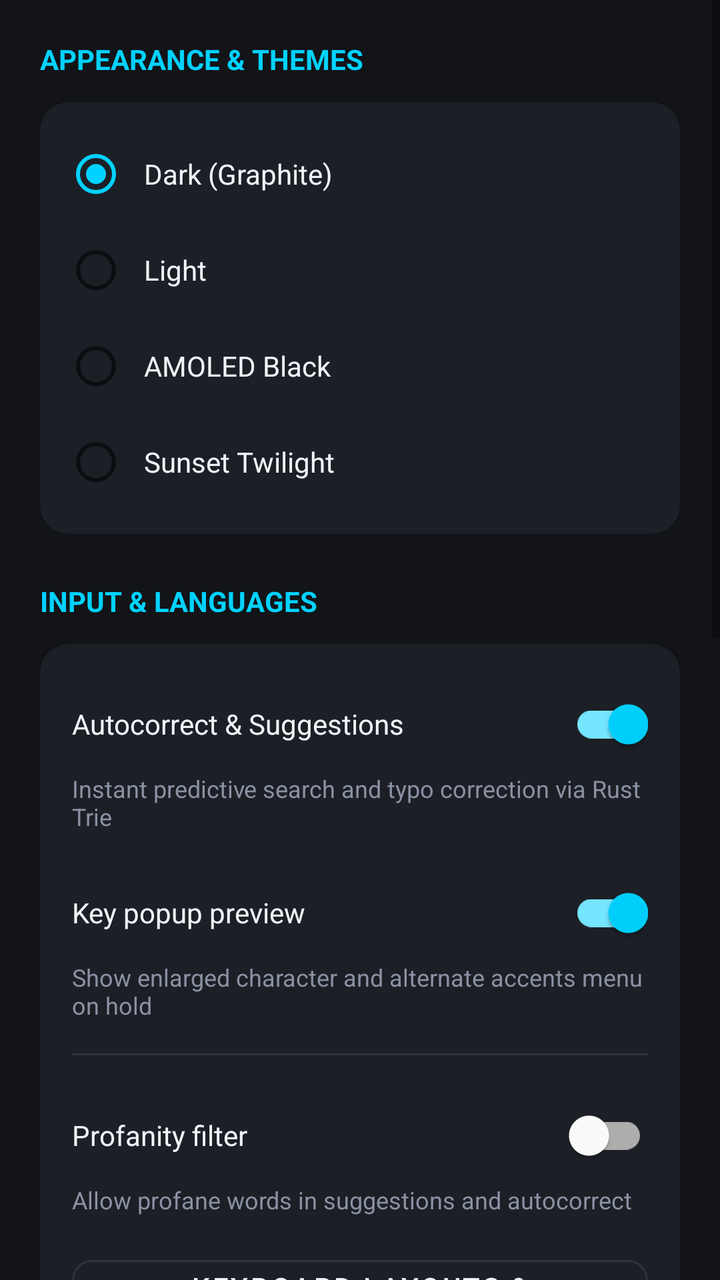
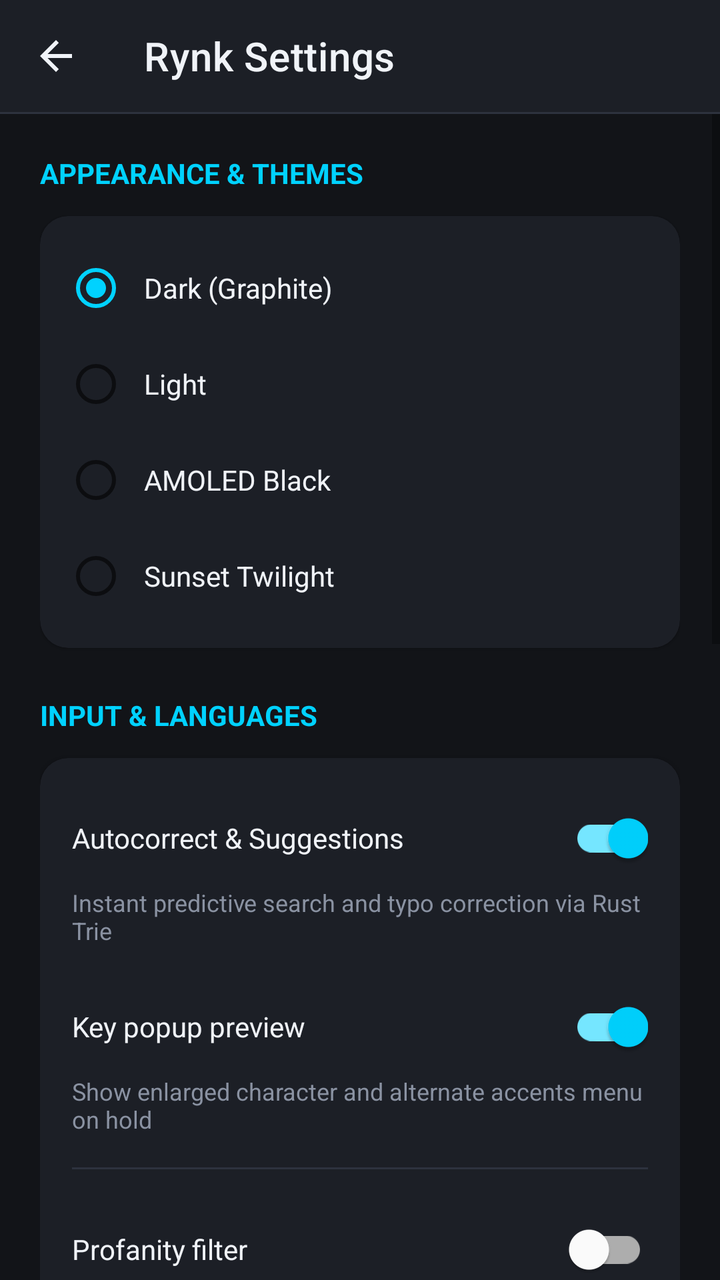

Compare the two renders of this Android layout. The source of the first and the diff that turns it into the second are given below.
<!-- AndroidManifest.xml: activity theme Theme.Rynk -->
<!-- res/layout/activity_settings.xml -->
<?xml version="1.0" encoding="utf-8"?>
<ScrollView xmlns:android="http://schemas.android.com/apk/res/android"
    xmlns:app="http://schemas.android.com/apk/res-auto"
    android:layout_width="match_parent"
    android:layout_height="match_parent"
    android:background="@color/rynk_bg_dark"
    android:fillViewport="true">

    <LinearLayout
        android:layout_width="match_parent"
        android:layout_height="wrap_content"
        android:orientation="vertical"
        android:padding="20dp">

        
        <TextView
            android:layout_width="wrap_content"
            android:layout_height="wrap_content"
            android:text="@string/pref_category_appearance"
            android:textColor="@color/rynk_primary"
            android:textSize="14sp"
            android:textStyle="bold"
            android:textAllCaps="true"
            android:layout_marginBottom="12dp" />

        <com.google.android.material.card.MaterialCardView
            android:layout_width="match_parent"
            android:layout_height="wrap_content"
            android:layout_marginBottom="24dp"
            app:cardBackgroundColor="@color/rynk_card_dark"
            app:cardCornerRadius="14dp">

            <RadioGroup
                android:id="@+id/rgThemes"
                android:layout_width="match_parent"
                android:layout_height="wrap_content"
                android:padding="12dp">

                <RadioButton
                    android:id="@+id/rbDark"
                    android:layout_width="match_parent"
                    android:layout_height="wrap_content"
                    android:text="@string/theme_dark"
                    android:textColor="@color/rynk_text_white"
                    android:checked="true"
                    android:padding="8dp" />

                <RadioButton
                    android:id="@+id/rbLight"
                    android:layout_width="match_parent"
                    android:layout_height="wrap_content"
                    android:text="@string/theme_light"
                    android:textColor="@color/rynk_text_white"
                    android:padding="8dp" />

                <RadioButton
                    android:id="@+id/rbAmoled"
                    android:layout_width="match_parent"
                    android:layout_height="wrap_content"
                    android:text="@string/theme_amoled"
                    android:textColor="@color/rynk_text_white"
                    android:padding="8dp" />

                <RadioButton
                    android:id="@+id/rbSunset"
                    android:layout_width="match_parent"
                    android:layout_height="wrap_content"
                    android:text="@string/theme_sunset"
                    android:textColor="@color/rynk_text_white"
                    android:padding="8dp" />
            </RadioGroup>
        </com.google.android.material.card.MaterialCardView>

        
        <TextView
            android:layout_width="wrap_content"
            android:layout_height="wrap_content"
            android:text="@string/pref_category_input"
            android:textColor="@color/rynk_primary"
            android:textSize="14sp"
            android:textStyle="bold"
            android:textAllCaps="true"
            android:layout_marginBottom="12dp" />

        <com.google.android.material.card.MaterialCardView
            android:layout_width="match_parent"
            android:layout_height="wrap_content"
            android:layout_marginBottom="24dp"
            app:cardBackgroundColor="@color/rynk_card_dark"
            app:cardCornerRadius="14dp">

            <LinearLayout
                android:layout_width="match_parent"
                android:layout_height="wrap_content"
                android:orientation="vertical"
                android:padding="16dp">

                <com.google.android.material.switchmaterial.SwitchMaterial
                    android:id="@+id/switchAutocorrect"
                    android:layout_width="match_parent"
                    android:layout_height="wrap_content"
                    android:text="@string/pref_autocorrect"
                    android:textColor="@color/rynk_text_white"
                    android:checked="true" />

                <TextView
                    android:layout_width="wrap_content"
                    android:layout_height="wrap_content"
                    android:text="@string/pref_autocorrect_desc"
                    android:textColor="@color/rynk_text_muted"
                    android:textSize="12sp"
                    android:layout_marginBottom="16dp" />

                <com.google.android.material.switchmaterial.SwitchMaterial
                    android:id="@+id/switchPopup"
                    android:layout_width="match_parent"
                    android:layout_height="wrap_content"
                    android:text="@string/pref_popup"
                    android:textColor="@color/rynk_text_white"
                    android:checked="true" />

                <TextView
                    android:layout_width="wrap_content"
                    android:layout_height="wrap_content"
                    android:text="@string/pref_popup_desc"
                    android:textColor="@color/rynk_text_muted"
                    android:textSize="12sp"
                    android:layout_marginBottom="16dp" />

                <View
                    android:layout_width="match_parent"
                    android:layout_height="1dp"
                    android:background="@color/rynk_card_stroke"
                    android:layout_marginBottom="16dp" />

                <com.google.android.material.switchmaterial.SwitchMaterial
                    android:id="@+id/switchProfanity"
                    android:layout_width="match_parent"
                    android:layout_height="wrap_content"
                    android:text="@string/pref_profanity"
                    android:textColor="@color/rynk_text_white"
                    android:checked="false" />

                <TextView
                    android:layout_width="wrap_content"
                    android:layout_height="wrap_content"
                    android:text="@string/pref_profanity_desc"
                    android:textColor="@color/rynk_text_muted"
                    android:textSize="12sp"
                    android:layout_marginBottom="16dp" />

                <com.google.android.material.button.MaterialButton
                    android:id="@+id/btnKeyboardLanguages"
                    android:layout_width="match_parent"
                    android:layout_height="wrap_content"
                    android:text="@string/btn_languages"
                    android:textColor="@color/rynk_text_white"
                    style="@style/Widget.MaterialComponents.Button.OutlinedButton"
                    app:strokeColor="@color/rynk_card_stroke"
                    app:cornerRadius="10dp" />
            </LinearLayout>
        </com.google.android.material.card.MaterialCardView>

        
        <TextView
            android:layout_width="wrap_content"
            android:layout_height="wrap_content"
            android:text="@string/pref_category_dictionary"
            android:textColor="@color/rynk_primary"
            android:textSize="14sp"
            android:textStyle="bold"
            android:textAllCaps="true"
            android:layout_marginBottom="12dp" />

        <com.google.android.material.card.MaterialCardView
            android:layout_width="match_parent"
            android:layout_height="wrap_content"
            android:layout_marginBottom="24dp"
            app:cardBackgroundColor="@color/rynk_card_dark"
            app:cardCornerRadius="14dp">

            <LinearLayout
                android:layout_width="match_parent"
                android:layout_height="wrap_content"
                android:orientation="vertical"
                android:padding="16dp">

                <TextView
                    android:layout_width="wrap_content"
                    android:layout_height="wrap_content"
                    android:text="@string/pref_user_dict_title"
                    android:textColor="@color/rynk_text_white"
                    android:textSize="16sp"
                    android:textStyle="bold" />

                <TextView
                    android:layout_width="wrap_content"
                    android:layout_height="wrap_content"
                    android:text="@string/pref_user_dict_desc"
                    android:textColor="@color/rynk_text_muted"
                    android:textSize="12sp"
                    android:layout_marginTop="2dp"
                    android:layout_marginBottom="14dp" />

                <com.google.android.material.button.MaterialButton
                    android:id="@+id/btnAddUserWord"
                    android:layout_width="match_parent"
                    android:layout_height="wrap_content"
                    android:text="@string/btn_add_word"
                    android:textColor="@color/rynk_bg_dark"
                    app:backgroundTint="@color/rynk_primary"
                    app:cornerRadius="10dp"
                    android:layout_marginBottom="8dp" />

                <com.google.android.material.button.MaterialButton
                    android:id="@+id/btnViewUserWords"
                    android:layout_width="match_parent"
                    android:layout_height="wrap_content"
                    android:text="@string/btn_view_words"
                    android:textColor="@color/rynk_text_white"
                    style="@style/Widget.MaterialComponents.Button.OutlinedButton"
                    app:strokeColor="@color/rynk_card_stroke"
                    app:cornerRadius="10dp"
                    android:layout_marginBottom="16dp" />

                <View
                    android:layout_width="match_parent"
                    android:layout_height="1dp"
                    android:background="@color/rynk_card_stroke"
                    android:layout_marginBottom="16dp" />

                <com.google.android.material.switchmaterial.SwitchMaterial
                    android:id="@+id/switchAdaptiveLearning"
                    android:layout_width="match_parent"
                    android:layout_height="wrap_content"
                    android:text="@string/pref_adaptive_learning"
                    android:textColor="@color/rynk_text_white"
                    android:checked="true" />

                <TextView
                    android:layout_width="wrap_content"
                    android:layout_height="wrap_content"
                    android:text="@string/pref_adaptive_learning_desc"
                    android:textColor="@color/rynk_text_muted"
                    android:textSize="12sp"
                    android:layout_marginBottom="12dp" />

                <com.google.android.material.button.MaterialButton
                    android:id="@+id/btnClearAdaptiveData"
                    android:layout_width="match_parent"
                    android:layout_height="wrap_content"
                    android:text="@string/btn_clear_adaptive_data"
                    android:textColor="@color/rynk_text_muted"
                    style="@style/Widget.MaterialComponents.Button.TextButton"
                    app:cornerRadius="10dp" />
            </LinearLayout>
        </com.google.android.material.card.MaterialCardView>

        
        <TextView
            android:layout_width="wrap_content"
            android:layout_height="wrap_content"
            android:text="@string/pref_category_feedback"
            android:textColor="@color/rynk_primary"
            android:textSize="14sp"
            android:textStyle="bold"
            android:textAllCaps="true"
            android:layout_marginBottom="12dp" />

        <com.google.android.material.card.MaterialCardView
            android:layout_width="match_parent"
            android:layout_height="wrap_content"
            app:cardBackgroundColor="@color/rynk_card_dark"
            app:cardCornerRadius="14dp">

            <LinearLayout
                android:layout_width="match_parent"
                android:layout_height="wrap_content"
                android:orientation="vertical"
                android:padding="16dp">

                <com.google.android.material.switchmaterial.SwitchMaterial
                    android:id="@+id/switchHaptics"
                    android:layout_width="match_parent"
                    android:layout_height="wrap_content"
                    android:text="@string/pref_haptics"
                    android:textColor="@color/rynk_text_white"
                    android:checked="true" />

                <TextView
                    android:layout_width="wrap_content"
                    android:layout_height="wrap_content"
                    android:text="@string/pref_haptics_desc"
                    android:textColor="@color/rynk_text_muted"
                    android:textSize="12sp" />
            </LinearLayout>
        </com.google.android.material.card.MaterialCardView>

    </LinearLayout>
</ScrollView>
<!-- resources referenced by this layout -->
<resources>
  <color name="rynk_bg_dark">#121418</color>
  <color name="rynk_card_dark">#1C1F26</color>
  <color name="rynk_card_stroke">#2D323E</color>
  <color name="rynk_primary">#00D2FF</color>
  <color name="rynk_text_muted">#8A92A2</color>
  <color name="rynk_text_white">#F0F3F8</color>
  <string name="btn_add_word">Add new word</string>
  <string name="btn_clear_adaptive_data">Clear learned history</string>
  <string name="btn_languages">Keyboard layouts &amp; languages</string>
  <string name="btn_view_words">View added words (%d)</string>
  <string name="pref_adaptive_learning">Adaptive word learning</string>
  <string name="pref_adaptive_learning_desc">Learn frequently typed words and word pairs locally</string>
  <string name="pref_autocorrect">Autocorrect &amp; Suggestions</string>
  <string name="pref_autocorrect_desc">Instant predictive search and typo correction via Rust Trie</string>
  <string name="pref_category_appearance">Appearance &amp; Themes</string>
  <string name="pref_category_dictionary">Personal Dictionary</string>
  <string name="pref_category_feedback">Haptic Feedback</string>
  <string name="pref_category_input">Input &amp; Languages</string>
  <string name="pref_haptics">Key press vibration</string>
  <string name="pref_haptics_desc">Precise tactile haptic feedback</string>
  <string name="pref_popup">Key popup preview</string>
  <string name="pref_popup_desc">Show enlarged character and alternate accents menu on hold</string>
  <string name="pref_profanity">Profanity filter</string>
  <string name="pref_profanity_desc">Allow profane words in suggestions and autocorrect</string>
  <string name="pref_user_dict_desc">Add your custom words, names, slang, and terms to the keyboard dictionary</string>
  <string name="pref_user_dict_title">My words</string>
  <string name="theme_amoled">AMOLED Black</string>
  <string name="theme_dark">Dark (Graphite)</string>
  <string name="theme_light">Light</string>
  <string name="theme_sunset">Sunset Twilight</string>
  <style name="Theme.Rynk" parent="Theme.MaterialComponents.DayNight.DarkActionBar">
          <item name="colorPrimary">@color/rynk_primary</item>
          <item name="colorPrimaryVariant">@color/rynk_primary_variant</item>
          <item name="colorSecondary">@color/rynk_accent</item>
          <item name="android:windowBackground">@color/rynk_bg_dark</item>
      </style>
  <color name="rynk_primary_variant">#00A3CC</color>
  <color name="rynk_accent">#00D2FF</color>
</resources>

<!-- the commit's change to res/layout/activity_settings.xml (unified diff, before → after) -->
@@ -1,16 +1,44 @@
 <?xml version="1.0" encoding="utf-8"?>
-<ScrollView xmlns:android="http://schemas.android.com/apk/res/android"
+<LinearLayout xmlns:android="http://schemas.android.com/apk/res/android"
     xmlns:app="http://schemas.android.com/apk/res-auto"
+    android:id="@+id/settingsRoot"
     android:layout_width="match_parent"
     android:layout_height="match_parent"
-    android:background="@color/rynk_bg_dark"
-    android:fillViewport="true">
-
-    <LinearLayout
+    android:orientation="vertical"
+    android:background="@color/rynk_bg_dark">
+
+    
+    <com.google.android.material.appbar.MaterialToolbar
+        android:id="@+id/toolbar"
         android:layout_width="match_parent"
         android:layout_height="wrap_content"
-        android:orientation="vertical"
-        android:padding="20dp">
+        android:minHeight="?attr/actionBarSize"
+        android:background="@color/rynk_card_dark"
+        app:title="@string/settings_title"
+        app:titleTextColor="@color/rynk_text_white"
+        app:navigationIcon="?attr/homeAsUpIndicator"
+        app:navigationIconTint="@color/rynk_text_white" />
+
+    <View
+        android:layout_width="match_parent"
+        android:layout_height="1dp"
+        android:background="@color/rynk_card_stroke" />
+
+    <ScrollView
+        android:id="@+id/settingsScrollView"
+        android:layout_width="match_parent"
+        android:layout_height="0dp"
+        android:layout_weight="1"
+        android:background="@color/rynk_bg_dark"
+        android:overScrollMode="never"
+        android:scrollbars="vertical"
+        android:fillViewport="true">
+
+        <LinearLayout
+            android:layout_width="match_parent"
+            android:layout_height="wrap_content"
+            android:orientation="vertical"
+            android:padding="20dp">
 
         
         <TextView
@@ -298,3 +326,4 @@
 
     </LinearLayout>
 </ScrollView>
+</LinearLayout>
<!-- resource entries referenced after the edit -->
@@ -26,15 +26,21 @@
   <string name="pref_profanity_desc">Allow profane words in suggestions and autocorrect</string>
   <string name="pref_user_dict_desc">Add your custom words, names, slang, and terms to the keyboard dictionary</string>
   <string name="pref_user_dict_title">My words</string>
+  <string name="settings_title">Rynk Settings</string>
   <string name="theme_amoled">AMOLED Black</string>
   <string name="theme_dark">Dark (Graphite)</string>
   <string name="theme_light">Light</string>
   <string name="theme_sunset">Sunset Twilight</string>
-  <style name="Theme.Rynk" parent="Theme.MaterialComponents.DayNight.DarkActionBar">
+  <style name="Theme.Rynk.NoActionBar" parent="Theme.MaterialComponents.DayNight.NoActionBar">
           <item name="colorPrimary">@color/rynk_primary</item>
           <item name="colorPrimaryVariant">@color/rynk_primary_variant</item>
           <item name="colorSecondary">@color/rynk_accent</item>
           <item name="android:windowBackground">@color/rynk_bg_dark</item>
+          <item name="android:statusBarColor">@android:color/transparent</item>
+          <item name="android:navigationBarColor">@android:color/transparent</item>
+          <item name="android:windowLightStatusBar">false</item>
+          <item name="android:windowSwipeToDismiss">false</item>
+          <item name="android:windowIsFloating">false</item>
       </style>
   <color name="rynk_primary_variant">#00A3CC</color>
   <color name="rynk_accent">#00D2FF</color>
